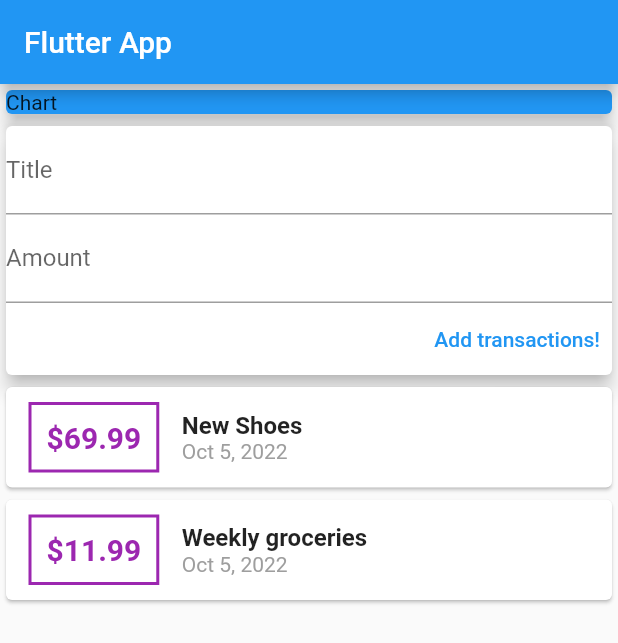
After one commit to iambelmin/personal_expenses_app, a Flutter app: the screen it shows after launch, on a phone screen of 412 x 824 dp. The commit adds this screen. Shown: the top 643 px of the screen. Run offline on Flutter 3.47's test engine with Material 2 defaults, Android fonts, the phone set to English and light mode, and no system bars.

Commit message:
Widget splitting / scrollable options etc

```diff
--- /dev/null
+++ b/lib/widgets/list_transactions.dart
@@ -0,0 +1,50 @@
+import 'package:flutter/material.dart';
+import 'package:intl/intl.dart';
+import '../models/transaction.dart';
+
+class TransactionList extends StatelessWidget {
+  final List<Transaction> _transactions;
+
+  TransactionList(this._transactions);
+
+  @override
+  Widget build(BuildContext context) {
+    return Container(
+        height: 490,
+        child: ListView.builder(
+          itemBuilder: (ctx, index) {
+            return Card(
+                child: Row(
+              children: [
+                Container(
+                  margin: EdgeInsets.symmetric(vertical: 10, horizontal: 15),
+                  decoration: BoxDecoration(
+                      border: Border.all(color: Colors.purple, width: 2)),
+                  padding: EdgeInsets.all(10),
+                  child: Text(
+                    '\$${_transactions[index].amount}',
+                    style: TextStyle(
+                        fontWeight: FontWeight.bold,
+                        fontSize: 20,
+                        color: Colors.purple),
+                  ),
+                ),
+                Column(
+                  crossAxisAlignment: CrossAxisAlignment.start,
+                  children: [
+                    Text(_transactions[index].title,
+                        style: TextStyle(
+                            fontSize: 16, fontWeight: FontWeight.bold)),
+                    Text(
+                      DateFormat.yMMMd().format(_transactions[index].date),
+                      style: TextStyle(color: Colors.grey),
+                    )
+                  ],
+                )
+              ],
+            ));
+          },
+          itemCount: _transactions.length,
+        ));
+  }
+}
--- /dev/null
+++ b/lib/widgets/new_transaction.dart
@@ -0,0 +1,30 @@
+import 'package:flutter/material.dart';
+
+class NewTransaction extends StatelessWidget {
+  final Function txAdd;
+  final titleController = TextEditingController();
+  final amountController = TextEditingController();
+
+  NewTransaction(this.txAdd);
+
+  @override
+  Widget build(BuildContext context) {
+    return Card(
+      elevation: 5,
+      child: Column(crossAxisAlignment: CrossAxisAlignment.end, children: [
+        TextField(
+          controller: titleController,
+          decoration: InputDecoration(labelText: 'Title'),
+        ),
+        TextField(
+          controller: amountController,
+          decoration: InputDecoration(labelText: 'Amount'),
+        ),
+        TextButton(
+            onPressed: () => txAdd(
+                titleController.text, double.parse(amountController.text)),
+            child: Text('Add transactions!'))
+      ]),
+    );
+  }
+}
--- /dev/null
+++ b/lib/widgets/user_transactions.dart
@@ -0,0 +1,43 @@
+import 'package:flutter/material.dart';
+import './list_transactions.dart';
+import './new_transaction.dart';
+import '../models/transaction.dart';
+
+class UserTransactions extends StatefulWidget {
+  @override
+  State<UserTransactions> createState() => _UserTransactionsState();
+}
+
+class _UserTransactionsState extends State<UserTransactions> {
+  final List<Transaction> _userTransactions = [
+    Transaction(
+        id: 't0', title: 'New Shoes', amount: 69.99, date: DateTime.now()),
+    Transaction(
+        id: 't1',
+        title: 'Weekly groceries',
+        amount: 11.99,
+        date: DateTime.now()),
+  ];
+
+  void _addTransactions(String title, double amount) {
+    final newTx = Transaction(
+        id: DateTime.now().toString(),
+        title: title,
+        amount: amount,
+        date: DateTime.now());
+
+    setState(() {
+      _userTransactions.add(newTx);
+    });
+  }
+
+  @override
+  Widget build(BuildContext context) {
+    return Column(
+      children: [
+        NewTransaction(_addTransactions),
+        TransactionList(_userTransactions)
+      ],
+    );
+  }
+}
```
Also changed, not shown: lib/main.dart (+5 -67 lines), lib/models/transaction.dart (renamed from lib/transaction.dart).
